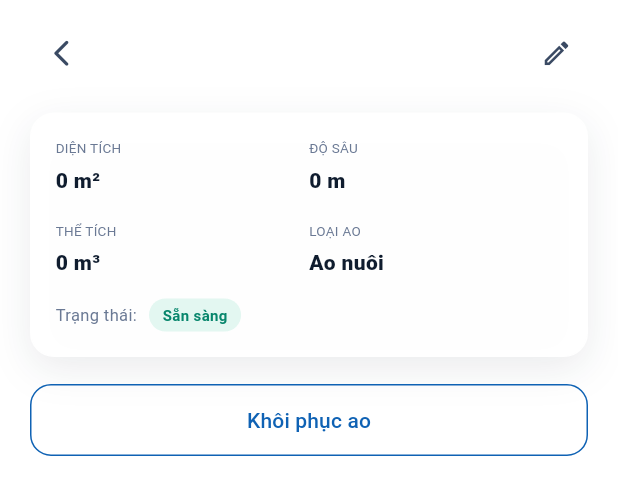
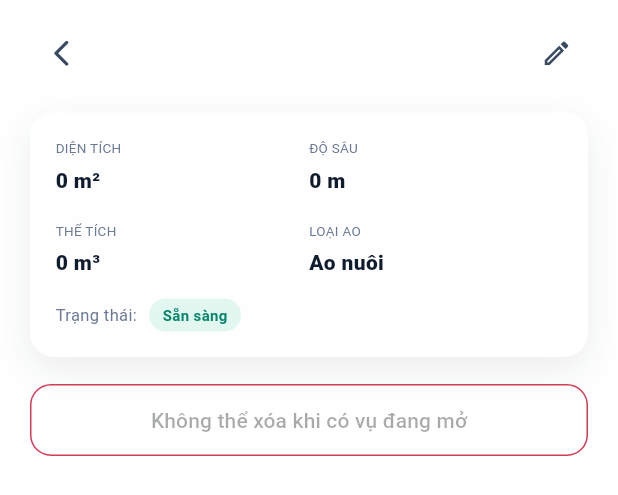
Before and after one commit to LightHousek3/smartshrimp_app, a Flutter app: the _PondDetailContent widget shown alone on an empty page, opened directly with empty values, on a phone screen of 412 x 824 dp. Shown: the top 495 px of the screen. Run offline on Flutter 3.47's test engine with Material 3 defaults, Android fonts, the phone set to English and light mode, and no system bars; our stand-ins replace dio, flutter_riverpod, flutter_secure_storage, freezed_annotation, go_router, image_picker and 1 more; accounts and stored records are empty; network calls fail; Roboto replaces fonts that are missing (Arial).

Commit message:
refactor: replace pond archive restore with soft delete

```diff
--- a/lib/features/pond/domain/entities/pond.dart
+++ b/lib/features/pond/domain/entities/pond.dart
@@ -35,7 +35,7 @@ abstract class PondFarm with _$PondFarm {
   const factory PondFarm({
     required String id,
     required String name,
-    DateTime? archivedAt,
+    DateTime? deletedAt,
   }) = _PondFarm;
 
   factory PondFarm.fromJson(Map<String, dynamic> json) =>
@@ -68,7 +68,7 @@ abstract class Pond with _$Pond {
     double? volumeM3,
     @JsonKey(unknownEnumValue: PondType.unknown) required PondType type,
     @JsonKey(unknownEnumValue: PondStatus.unknown) required PondStatus status,
-    DateTime? archivedAt,
+    DateTime? deletedAt,
     DateTime? createdAt,
     DateTime? updatedAt,
     PondFarm? farm,
@@ -85,7 +85,7 @@ abstract class Pond with _$Pond {
     }
   }
 
-  bool get isArchived => archivedAt != null;
+  bool get isDeleted => deletedAt != null;
   bool get hasOpenSeason => currentSeason != null;
 }
 
--- a/lib/features/pond/domain/repositories/pond_repository.dart
+++ b/lib/features/pond/domain/repositories/pond_repository.dart
@@ -8,7 +8,6 @@ abstract interface class PondRepository {
     String search = '',
     PondStatus? status,
     PondType? type,
-    bool archived = false,
   });
 
   Future<Pond> getPond(String farmId, String pondId);
@@ -32,6 +31,5 @@ abstract interface class PondRepository {
     required PondStatus status,
   });
 
-  Future<Pond> archivePond(String farmId, String pondId);
-  Future<Pond> restorePond(String farmId, String pondId);
+  Future<Pond> deletePond(String farmId, String pondId);
 }
--- a/lib/features/pond/presentation/pages/pond_detail_page.dart
+++ b/lib/features/pond/presentation/pages/pond_detail_page.dart
@@ -91,7 +91,7 @@ class _PondDetailContent extends ConsumerWidget {
               FarmCircleButton(
                 icon: Icons.edit_outlined,
                 tooltip: 'Chỉnh sửa ao',
-                onPressed: pond.isArchived || mutation.isLoading
+                onPressed: mutation.isLoading
                     ? null
                     : () => context.push(
                         '/farms/${pond.farmId}/ponds/${pond.id}/edit',
@@ -107,26 +107,20 @@ class _PondDetailContent extends ConsumerWidget {
             height: 48,
             child: OutlinedButton(
               style: OutlinedButton.styleFrom(
-                foregroundColor: pond.isArchived
-                    ? AppColors.ocean
-                    : AppColors.error,
-                side: BorderSide(
-                  color: pond.isArchived ? AppColors.ocean : AppColors.error,
-                ),
+                foregroundColor: AppColors.error,
+                side: const BorderSide(color: AppColors.error),
                 shape: RoundedRectangleBorder(
                   borderRadius: BorderRadius.circular(14),
                 ),
               ),
               onPressed:
-                  mutation.isLoading || (!pond.isArchived && pond.hasOpenSeason)
+                  mutation.isLoading || pond.hasOpenSeason
                   ? null
-                  : () => _changeArchive(context, ref),
+                  : () => _delete(context, ref),
               child: Text(
-                pond.isArchived
-                    ? 'Khôi phục ao'
-                    : pond.hasOpenSeason
-                    ? 'Không thể lưu trữ khi có vụ đang mở'
-                    : 'Lưu trữ ao',
+                pond.hasOpenSeason
+                    ? 'Không thể xóa khi có vụ đang mở'
+                    : 'Xóa ao',
               ),
             ),
           ),
@@ -135,16 +129,13 @@ class _PondDetailContent extends ConsumerWidget {
     );
   }
 
-  Future<void> _changeArchive(BuildContext context, WidgetRef ref) async {
-    final restore = pond.isArchived;
+  Future<void> _delete(BuildContext context, WidgetRef ref) async {
     final confirmed = await showDialog<bool>(
       context: context,
       builder: (dialogContext) => AlertDialog(
-        title: Text(restore ? 'Khôi phục ao?' : 'Lưu trữ ao?'),
-        content: Text(
-          restore
-              ? 'Tên ao sẽ được kiểm tra lại trước khi khôi phục.'
-              : 'Dữ liệu vụ nuôi và lịch sử sẽ được giữ nguyên.',
+        title: const Text('Xóa ao?'),
+        content: const Text(
+          'Ao sẽ bị xóa khỏi hệ thống và không thể khôi phục. Dữ liệu lịch sử vẫn được giữ nguyên.',
         ),
         actions: <Widget>[
           TextButton(
@@ -153,7 +144,7 @@ class _PondDetailContent extends ConsumerWidget {
           ),
           FilledButton(
             onPressed: () => dialogContext.pop(true),
-            child: Text(restore ? 'Khôi phục' : 'Lưu trữ'),
+            child: const Text('Xóa'),
           ),
         ],
       ),
@@ -163,17 +154,12 @@ class _PondDetailContent extends ConsumerWidget {
       final notifier = ref.read(
         pondMutationControllerProvider(pond.farmId).notifier,
       );
-      if (restore) {
-        await notifier.restore(pond.id);
-      } else {
-        await notifier.archive(pond.id);
-      }
+      await notifier.delete(pond.id);
       if (context.mounted) {
         ScaffoldMessenger.of(context).showSnackBar(
-          SnackBar(
-            content: Text(restore ? 'Đã khôi phục ao.' : 'Đã lưu trữ ao.'),
-          ),
+          const SnackBar(content: Text('Đã xóa ao.')),
         );
+        context.go('/farms/${pond.farmId}/ponds');
       }
     } on AppException catch (error) {
       if (context.mounted) {
```
Also changed, not shown: lib/features/pond/data/repositories/pond_repository_impl.dart (+2 -8 lines), lib/features/pond/data/services/pond_api_service.dart (+4 -16 lines), lib/features/pond/presentation/pages/pond_list_page.dart (+1 -12 lines), lib/features/pond/presentation/view_models/pond_controller.dart (+2 -11 lines), lib/features/pond/domain/entities/pond.freezed.dart, lib/features/pond/domain/entities/pond.g.dart, 1 other file.
